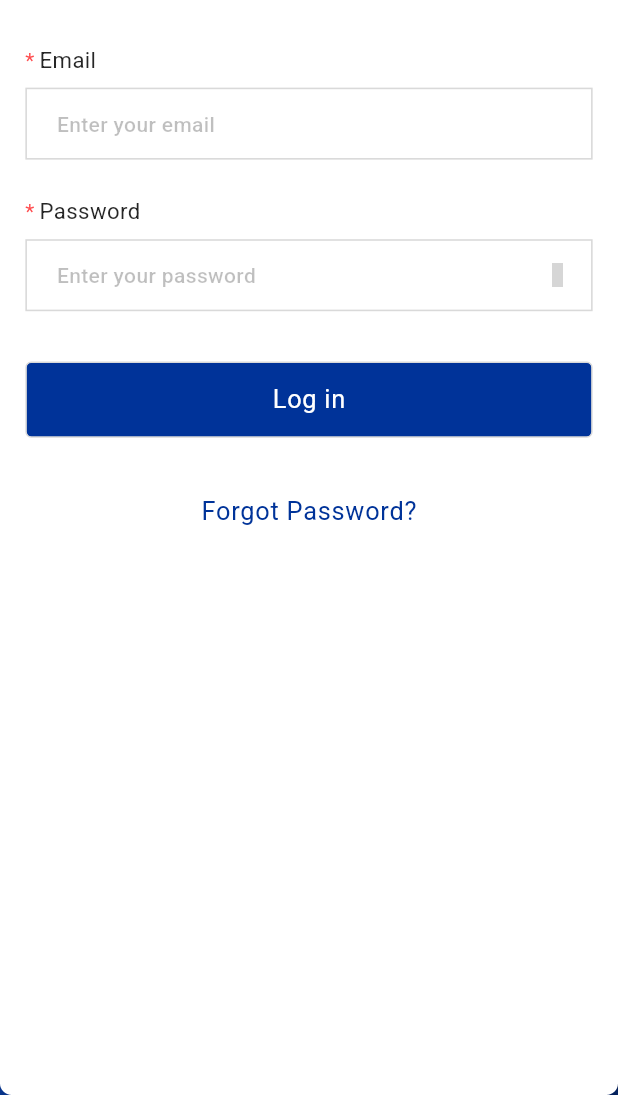
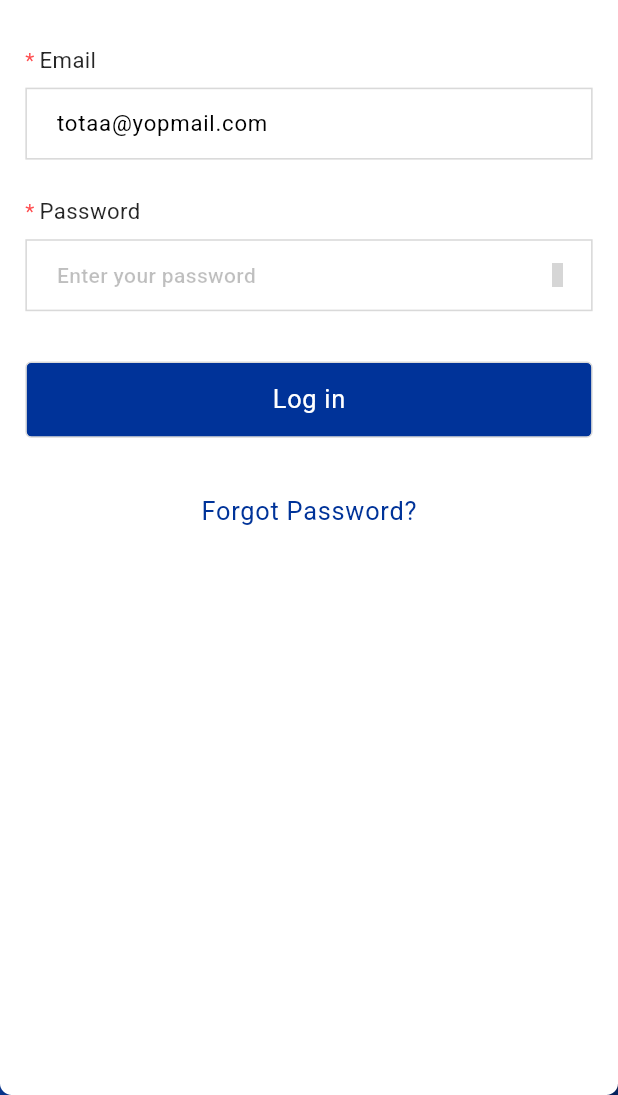
Before and after one commit to sbscphp/builderskonect-pos-mobile, a Flutter app: the screen it shows after launch, after a tap on "Log in", on a phone screen of 412 x 824 dp, the part 141-1236 px from its top. Run offline on Flutter 3.47's test engine with Material 3 defaults, Android fonts, the phone set to English and light mode, and no system bars; our stand-ins replace another_flushbar, cached_network_image, currency_text_input_formatter, dio, file_picker, flutter_dotenv and 13 more; accounts and stored records are empty; network calls fail; grey boxes are pictures that could not be loaded.

```diff
--- a/lib/ui/screens/auth/login_screen.dart
+++ b/lib/ui/screens/auth/login_screen.dart
@@ -10,7 +10,7 @@ class LoginScreen extends ConsumerStatefulWidget {
 
 class _LoginScreenState extends ConsumerState<LoginScreen> {
   final _formKey = GlobalKey<FormState>();
-  final _emailController = TextEditingController();
+  final _emailController = TextEditingController(text: 'totaa@yopmail.com');
   final _passwordController = TextEditingController();
 
   @override
```
